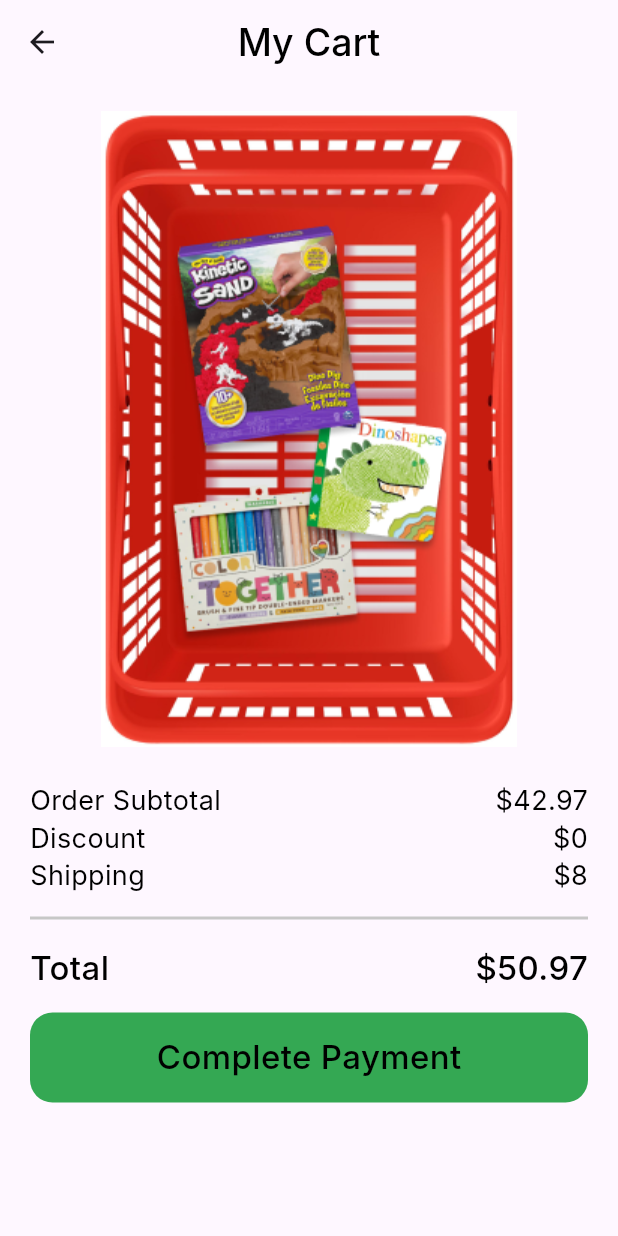
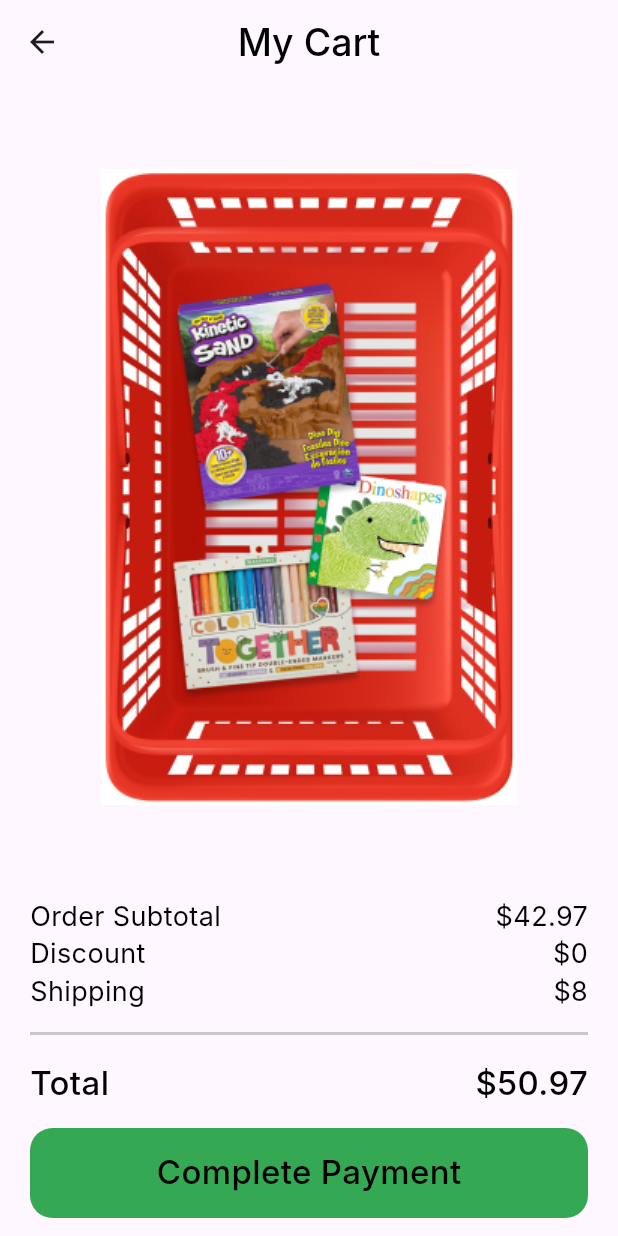
Before and after one commit to MohamedAliShosha/checkout_feature, a Flutter app: the screen it shows after launch, on a phone screen of 412 x 824 dp. Run offline on Flutter 3.47's test engine with Material 3 defaults, Android fonts, the phone set to English and light mode, and no system bars; Roboto replaces fonts that are missing (Inter).

Commit message:
fix: wrap basket image in Expanded widget for proper layout

```diff
--- a/lib/features/checkout/presentation/views/widgets/my_cart_view_body.dart
+++ b/lib/features/checkout/presentation/views/widgets/my_cart_view_body.dart
@@ -16,7 +16,9 @@
           const SizedBox(
             height: 18,
           ),
-          Image.asset('assets/images/basket_image.png'),
+          Expanded(
+            child: Image.asset('assets/images/basket_image.png'),
+          ),
           const SizedBox(
             height: 25,
           ),
```
